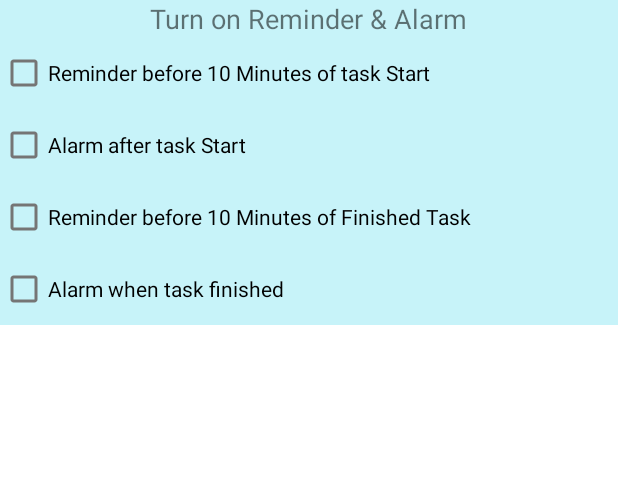
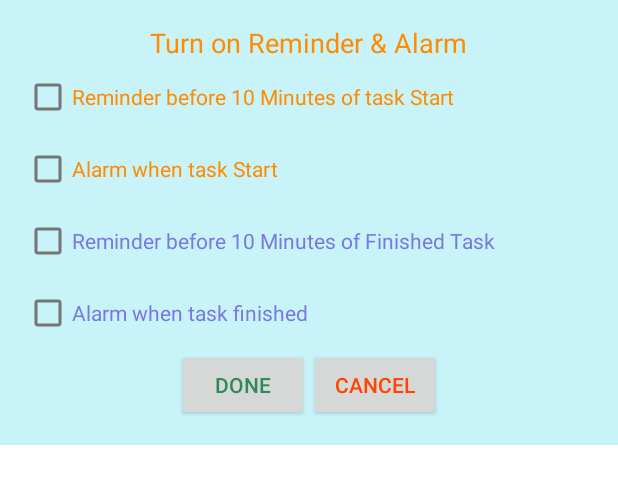
Before and after one commit to dipankar108/dtm, an Android app: the layout alermturnondia.xml on its own in the app's theme, with its tools: preview values and no code run, on a phone screen of 412 x 824 dp. Shown: the top 484 px of the screen. Run offline under Robolectric (Android 15) with nearby library versions, the phone set to English and light mode, and no system bars.

Commit message:
create task activity adding code

```diff
--- a/app/src/main/res/layout/alermturnondia.xml
+++ b/app/src/main/res/layout/alermturnondia.xml
@@ -4,12 +4,14 @@
     android:layout_height="wrap_content"
     android:background="@color/appBackGround"
     android:gravity="center"
-    android:orientation="vertical">
+    android:orientation="vertical"
+    android:padding="16dp">
 
     <TextView
         android:layout_width="wrap_content"
         android:layout_height="wrap_content"
         android:text="Turn on Reminder &amp; Alarm"
+        android:textColor="@color/runningTask"
         android:textSize="18dp" />
 
     <LinearLayout
@@ -18,32 +20,56 @@
         android:layout_height="wrap_content"
         android:orientation="vertical">
 
+
         <CheckBox
+            android:id="@+id/cbx_alarm1_dial_id"
             android:layout_width="wrap_content"
             android:layout_height="wrap_content"
-            android:text="Reminder before 10 Minutes of task Start" />
+            android:text="Reminder before 10 Minutes of task Start"
+            android:textColor="@color/runningTask" />
 
         <CheckBox
+            android:id="@+id/cbx_alarm2_dial_id"
             android:layout_width="wrap_content"
             android:layout_height="wrap_content"
-            android:text="Alarm after task Start" />
+            android:text="Alarm when task Start"
+            android:textColor="@color/runningTask" />
+
+        <CheckBox
+            android:id="@+id/cbx_alarm3_dial_id"
+            android:layout_width="wrap_content"
+            android:layout_height="wrap_content"
+            android:text="Reminder before 10 Minutes of Finished Task"
+            android:textColor="@color/alltaskbackgroundcolor" />
+
+        <CheckBox
+            android:id="@+id/cbx_alarm4_dial_id"
+            android:layout_width="wrap_content"
+            android:layout_height="wrap_content"
+            android:text="Alarm when task finished"
+            android:textColor="@color/alltaskbackgroundcolor" />
     </LinearLayout>
 
     <LinearLayout
-        android:id="@+id/linearLayout2"
-
         android:layout_width="match_parent"
         android:layout_height="wrap_content"
-        android:orientation="vertical">
+        android:gravity="center"
+        android:orientation="horizontal">
 
-        <CheckBox
+        <androidx.appcompat.widget.AppCompatButton
+            android:id="@+id/btn_alarm_Submit_Dial_id"
             android:layout_width="wrap_content"
             android:layout_height="wrap_content"
-            android:text="Reminder before 10 Minutes of Finished Task" />
+            android:text="Done"
+            android:textColor="@color/finishedTask" />
 
-        <CheckBox
+        <androidx.appcompat.widget.AppCompatButton
+            android:id="@+id/btn_alarm_Cancel_Dial_id"
             android:layout_width="wrap_content"
             android:layout_height="wrap_content"
-            android:text="Alarm when task finished" />
+            android:text="Cancel"
+            android:textColor="@color/incompleteTask" />
     </LinearLayout>
+
+
 </LinearLayout>
--- a/app/src/main/res/layout/runningtask.xml
+++ b/app/src/main/res/layout/runningtask.xml
@@ -5,7 +5,7 @@
     android:layout_width="match_parent"
     android:layout_height="wrap_content"
     android:layout_margin="5dp"
-    android:background="@color/runningteTask">
+    android:background="@color/runningTask">
 
     <LinearLayout
         android:id="@+id/linearLayout"
--- a/app/src/main/res/values/colors.xml
+++ b/app/src/main/res/values/colors.xml
@@ -12,7 +12,7 @@
     <color name="alltaskbackgroundcolor">#7A77E4</color>
     <color name="finishedTask">#2E8B57</color>
     <color name="incompleteTask">#FF4500</color>
-    <color name="runningteTask">#FF8C00</color>
+    <color name="runningTask">#FF8C00</color>
     <color name="progressbarBackground">#BCCBA9</color>
     <color name="progressbarForeground">#570C0C</color>
 </resources>
```
Also changed, not shown: app/src/main/java/com/dailytaskmanager/dtm/CreateTaskActivity.kt (+50 -0 lines).
